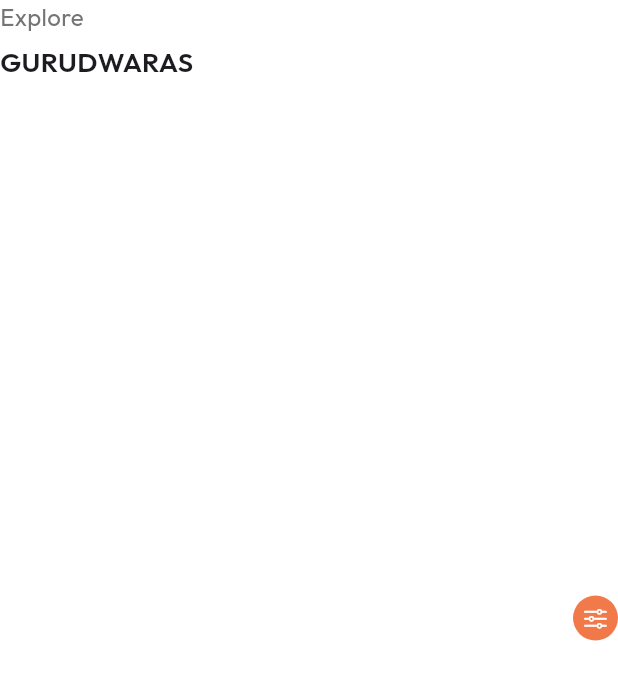
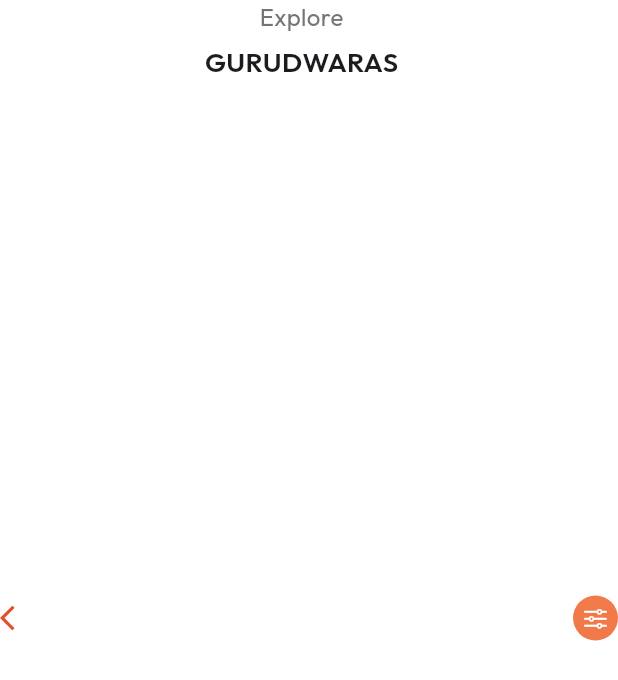
Before and after one commit to athul-9xtech/Google-maps-flutter, a Flutter app: the AppbarWidget widget shown alone on an empty page, opened directly, on a phone screen of 412 x 824 dp. Shown: the top 680 px of the screen. Run offline on Flutter 3.47's test engine with Material 3 defaults, Android fonts, the phone set to English and light mode, and no system bars; our stand-ins replace country_picker, dio, flutter_rating_bar, geolocator, get, google_fonts and 2 more; missing offline and left inert: country_state_city.

Commit message:
aligned appbar title

```diff
--- a/lib/view/map_screen/map_screen.dart
+++ b/lib/view/map_screen/map_screen.dart
@@ -1,5 +1,4 @@
 import 'package:flutter/material.dart';
-import 'package:get/get.dart';
 import 'package:google_map/utils/app_colors.dart';
 import 'package:google_map/view/map_screen/widgets/place_details.dart';
 import 'package:google_maps_flutter/google_maps_flutter.dart';
@@ -51,7 +50,7 @@ class _MapScreenState extends State<MapScreen> {
         titleSpacing: 0,
         leading: InkWell(
           customBorder: const CircleBorder(),
-          onTap: () => Get.back(),
+          onTap: () => Navigator.pop(context),
           child: Icon(
             Icons.arrow_back_ios,
             color: AppColors().darkOrange,
--- a/lib/view/place_screen/widgets/appbar_widget.dart
+++ b/lib/view/place_screen/widgets/appbar_widget.dart
@@ -11,8 +11,16 @@ class AppbarWidget extends StatelessWidget {
     return Row(
       mainAxisAlignment: MainAxisAlignment.spaceBetween,
       children: [
+        InkWell(
+          customBorder: const CircleBorder(),
+          onTap: () => Navigator.pop(context),
+          child: Icon(
+            Icons.arrow_back_ios,
+            color: AppColors().darkOrange,
+            size: 20,
+          ),
+        ),
         Column(
-          crossAxisAlignment: CrossAxisAlignment.start,
           children: [
             Text(
               'Explore',
```
